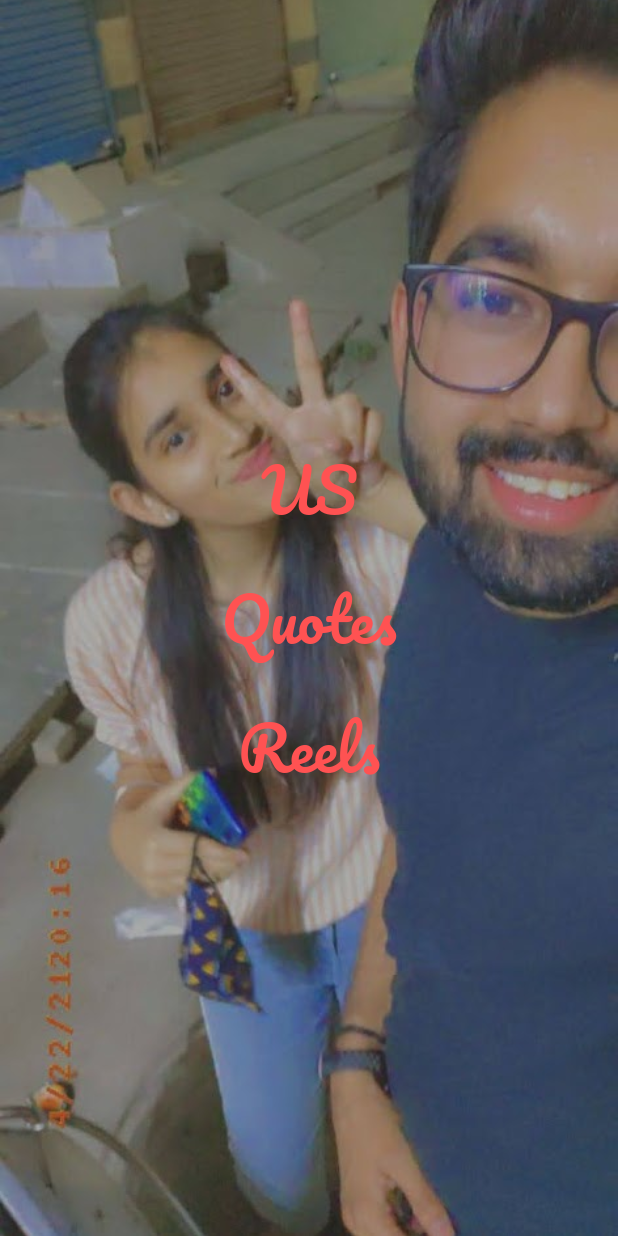
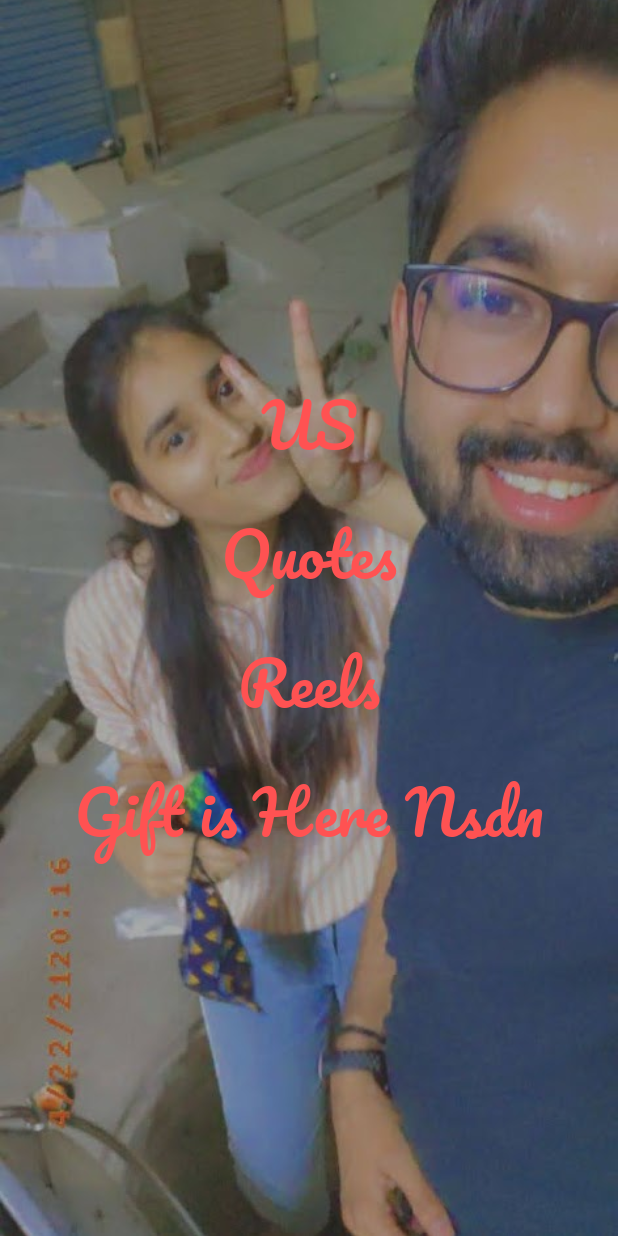
Before and after one commit to cryptic-exe/RandomPhotoViewer, a Flutter app: the screen it shows after launch, on a phone screen of 412 x 824 dp. Run offline on Flutter 3.47's test engine with Material 2 defaults, Android fonts, the phone set to English and light mode, and no system bars; our stand-ins replace video_player.

Commit message:
project completed

```diff
--- a/lib/main.dart
+++ b/lib/main.dart
@@ -1,10 +1,12 @@
 // import 'dart:math';
 
 import 'package:flutter/material.dart';
+import 'package:surprise/gift.dart';
 // import 'package:http/http.dart';
 import 'second_page.dart';
 import 'third_page.dart';
 import 'videos.dart';
+
 void main() {
   runApp(MaterialApp(
     title: 'Named Routes Demo',
@@ -18,6 +20,7 @@ void main() {
       '/second': (context) => SecondScreen(),
       '/third': (context) => ThirdScreen(),
       '/fourth': (context) => VideoPlayerApp(),
+      '/fifth': (context) => Gift(),
     },
   ));
 }
@@ -86,6 +89,22 @@ class FirstScreen extends StatelessWidget {
                 ),
               ),
             ),
+          ),TextButton(
+            // Within the `FirstScreen` widget
+            onPressed: () {
+              // Navigate to the second screen using a named route.
+              Navigator.pushNamed(context, '/fifth');
+            },
+            child: Center(
+              child: Text(
+                'Gift is Here Nsdn',
+                style: TextStyle(
+                  color: Colors.redAccent,
+                  fontSize: 40,
+                  fontFamily: 'Pacifico',
+                ),
+              ),
+            ),
           ),
         ],
       ),
```
Also changed, not shown: lib/gift.dart (added, +89 -0 lines), pubspec.yaml (+1 -6 lines), fonts/Sofia-Regular.ttf (added), fonts/VastShadow-Regular.ttf (added).
